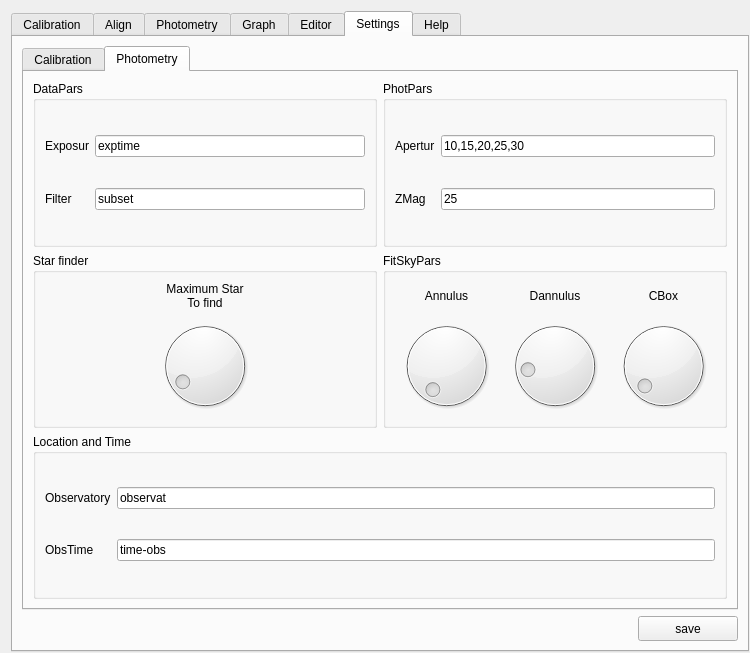
First picture: the form in myraf.ui, repository yucelkilic/myrafproject, before the edit.
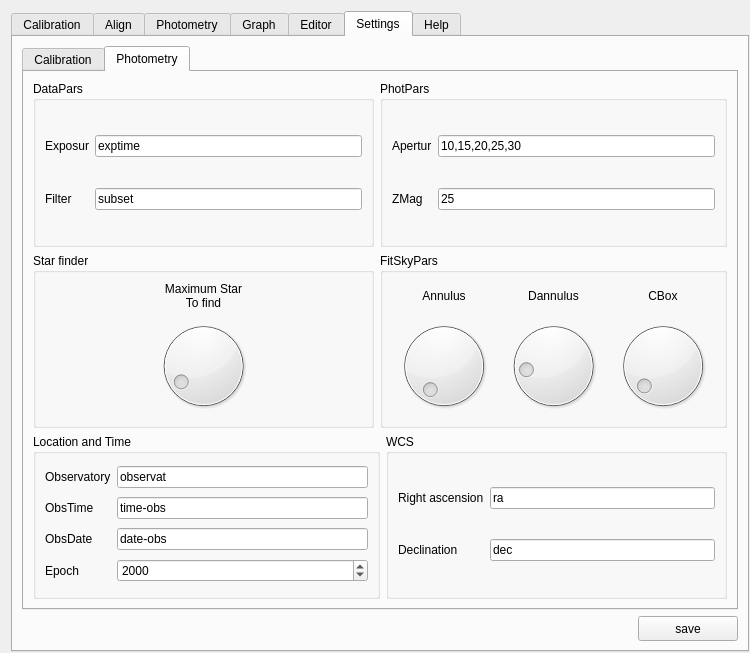
Second picture: the form after the edit. The open tabs and pages were chosen to show the change. Icons and pictures are not drawn. Custom widgets are drawn as their Qt base class.

What changed in the file:
```diff
--- a/myraf.ui
+++ b/myraf.ui
@@ -2961,7 +2961,7 @@
                </layout>
               </widget>
              </item>
-             <item row="0" column="1">
+             <item row="0" column="1" colspan="2">
               <widget class="QGroupBox" name="groupBox_15">
                <property name="title">
                 <string>PhotPars</string>
@@ -3044,7 +3044,7 @@
                </layout>
               </widget>
              </item>
-             <item row="1" column="1">
+             <item row="1" column="1" colspan="2">
               <widget class="QGroupBox" name="groupBox_14">
                <property name="title">
                 <string>FitSkyPars</string>
@@ -3167,6 +3167,13 @@
                 <string>Location and Time</string>
                </property>
                <layout class="QGridLayout" name="gridLayout_69">
+                <item row="4" column="0">
+                 <widget class="QLabel" name="label_68">
+                  <property name="text">
+                   <string>Epoch</string>
+                  </property>
+                 </widget>
+                </item>
                 <item row="0" column="0">
                  <widget class="QLabel" name="label_47">
                   <property name="text">
@@ -3174,7 +3181,7 @@
                   </property>
                  </widget>
                 </item>
-                <item row="0" column="1">
+                <item row="0" column="2">
                  <widget class="QLineEdit" name="lineEdit_18">
                   <property name="text">
                    <string>observat</string>
@@ -3188,13 +3195,74 @@
                   </property>
                  </widget>
                 </item>
-                <item row="1" column="1">
+                <item row="1" column="2">
                  <widget class="QLineEdit" name="lineEdit_17">
                   <property name="text">
                    <string>time-obs</string>
                   </property>
                  </widget>
                 </item>
+                <item row="3" column="0">
+                 <widget class="QLabel" name="label_67">
+                  <property name="text">
+                   <string>ObsDate</string>
+                  </property>
+                 </widget>
+                </item>
+                <item row="4" column="2">
+                 <widget class="QSpinBox" name="spinBox">
+                  <property name="maximum">
+                   <number>2500</number>
+                  </property>
+                  <property name="value">
+                   <number>2000</number>
+                  </property>
+                 </widget>
+                </item>
+                <item row="3" column="2">
+                 <widget class="QLineEdit" name="lineEdit_24">
+                  <property name="text">
+                   <string>date-obs</string>
+                  </property>
+                 </widget>
+                </item>
+               </layout>
+              </widget>
+             </item>
+             <item row="2" column="2">
+              <widget class="QGroupBox" name="groupBox_20">
+               <property name="title">
+                <string>WCS</string>
+               </property>
+               <layout class="QGridLayout" name="gridLayout_71">
+                <item row="0" column="0">
+                 <widget class="QLabel" name="label_65">
+                  <property name="text">
+                   <string>Right ascension</string>
+                  </property>
+                 </widget>
+                </item>
+                <item row="0" column="1">
+                 <widget class="QLineEdit" name="lineEdit_22">
+                  <property name="text">
+                   <string>ra</string>
+                  </property>
+                 </widget>
+                </item>
+                <item row="1" column="0">
+                 <widget class="QLabel" name="label_66">
+                  <property name="text">
+                   <string>Declination</string>
+                  </property>
+                 </widget>
+                </item>
+                <item row="1" column="1">
+                 <widget class="QLineEdit" name="lineEdit_23">
+                  <property name="text">
+                   <string>dec</string>
+                  </property>
+                 </widget>
+                </item>
                </layout>
               </widget>
              </item>
```
Left out of the diff: 46 changed lines with no effect on the pictures.
